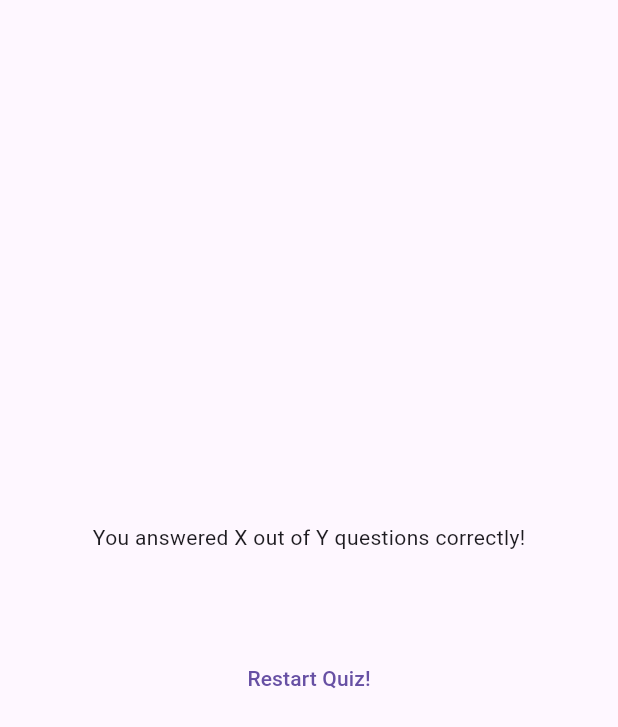
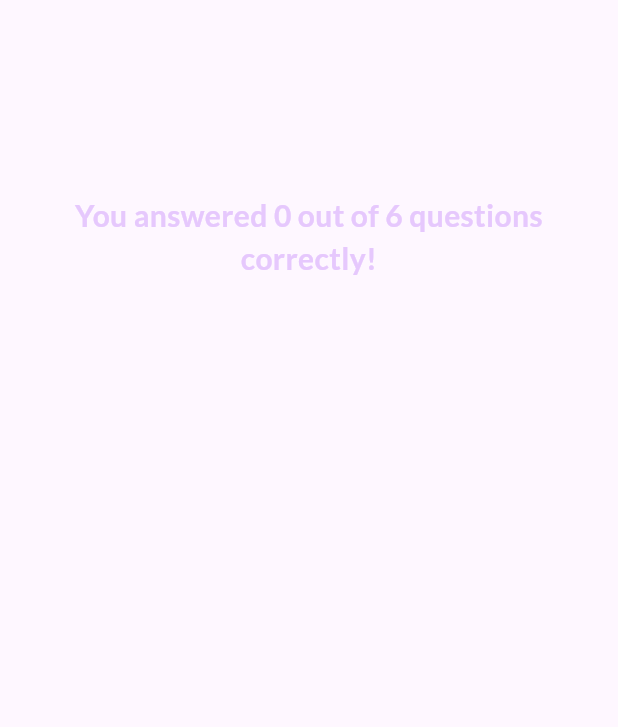
Before and after one commit to leuardgashi/Quizz_App, a Flutter app: the ResultsScreen widget shown alone on an empty page, opened directly with empty values, on a phone screen of 412 x 824 dp. Shown: the top 727 px of the screen. Run offline on Flutter 3.47's test engine with Material 3 defaults, Android fonts, the phone set to English and light mode, and no system bars; our stand-ins replace google_fonts.

Commit message:
update&final project

```diff
--- /dev/null
+++ b/lib/questions_summary/questions_summary.dart
@@ -0,0 +1,25 @@
+import 'package:flutter/material.dart';
+
+import 'package:quiz_app/questions_summary/summary_item.dart';
+
+class QuestionsSummary extends StatelessWidget {
+  const QuestionsSummary(this.summaryData, {super.key});
+
+  final List<Map<String, Object>> summaryData;
+
+  @override
+  Widget build(BuildContext context) {
+    return SizedBox(
+      height: 400,
+      child: SingleChildScrollView(
+        child: Column(
+          children: summaryData.map(
+            (data) {
+              return SummaryItem(data);
+            },
+          ).toList(),
+        ),
+      ),
+    );
+  }
+}
--- a/lib/results_screen.dart
+++ b/lib/results_screen.dart
@@ -1,14 +1,17 @@
 import 'package:flutter/material.dart';
 
 import 'package:quiz_app/data/questions.dart';
-import 'package:quiz_app/questions_summary.dart';
+import 'package:quiz_app/questions_summary/questions_summary.dart';
+import 'package:google_fonts/google_fonts.dart';
 
 class ResultsScreen extends StatelessWidget {
   const ResultsScreen({
     super.key,
     required this.chosenAnswers,
+    required this.onRestart,
   });
 
+  final void Function() onRestart;
   final List<String> chosenAnswers;
 
   List<Map<String, Object>> getSummaryData() {
@@ -30,6 +33,12 @@ class ResultsScreen extends StatelessWidget {
 
   @override
   Widget build(BuildContext context) {
+    final summaryData = getSummaryData();
+    final numTotalQuestions = questions.length;
+    final numCorrectQuestions = summaryData.where((data) {
+      return data['user_answer'] == data['correct_answer'];
+    }).length;
+
     return SizedBox(
       width: double.infinity,
       child: Container(
@@ -37,17 +46,27 @@ class ResultsScreen extends StatelessWidget {
         child: Column(
           mainAxisAlignment: MainAxisAlignment.center,
           children: [
-            const Text('You answered X out of Y questions correctly!'),
+            Text(
+              'You answered $numCorrectQuestions out of $numTotalQuestions questions correctly!',
+              style: GoogleFonts.lato(
+                color: const Color.fromARGB(255, 230, 200, 253),
+                fontSize: 20,
+                fontWeight: FontWeight.bold,
+              ),
+              textAlign: TextAlign.center,
+            ),
             const SizedBox(
               height: 30,
             ),
-            QuestionsSummary(getSummaryData()),
+            QuestionsSummary(summaryData),
             const SizedBox(
               height: 30,
             ),
-            TextButton(
-              onPressed: () {},
-              child: const Text('Restart Quiz!'),
+            TextButton.icon(
+              onPressed: onRestart,
+              style: TextButton.styleFrom(foregroundColor: Colors.white),
+              icon: const Icon(Icons.refresh),
+              label: const Text('Restart Quiz!'),
             )
           ],
         ),
```
Also changed, not shown: lib/questions_summary.dart (deleted, +0 -34 lines), lib/questions_summary/question_identifier.dart (added, +35 -0 lines), lib/questions_summary/summary_item.dart (added, +58 -0 lines), lib/quiz.dart (+8 -0 lines).
